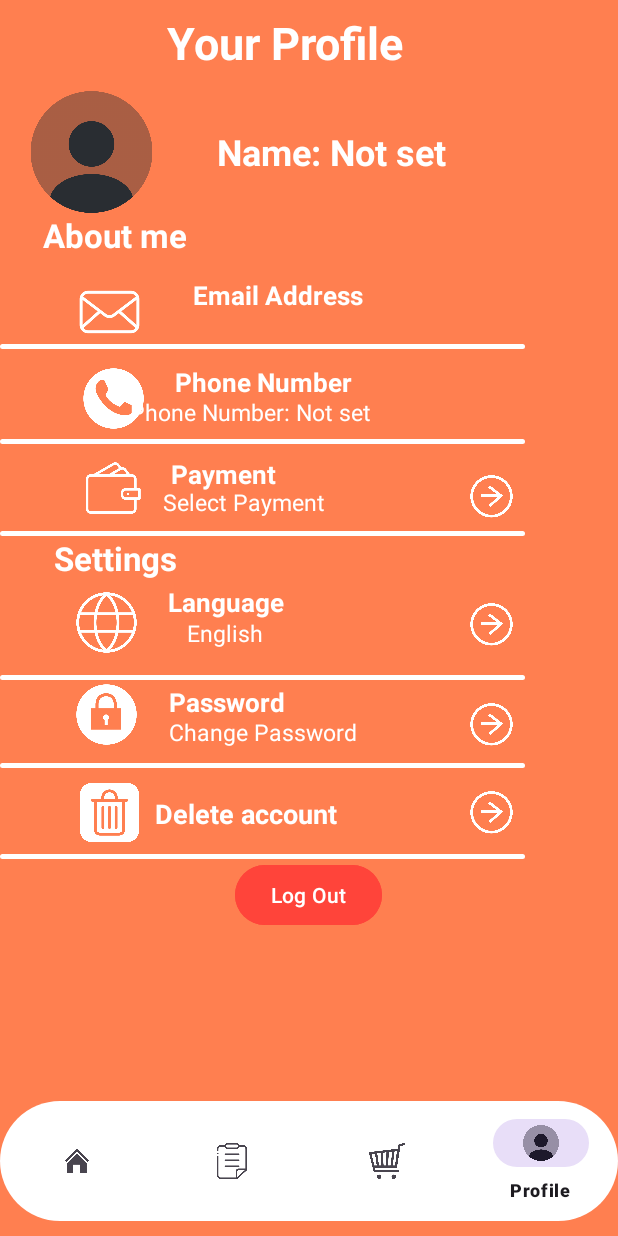
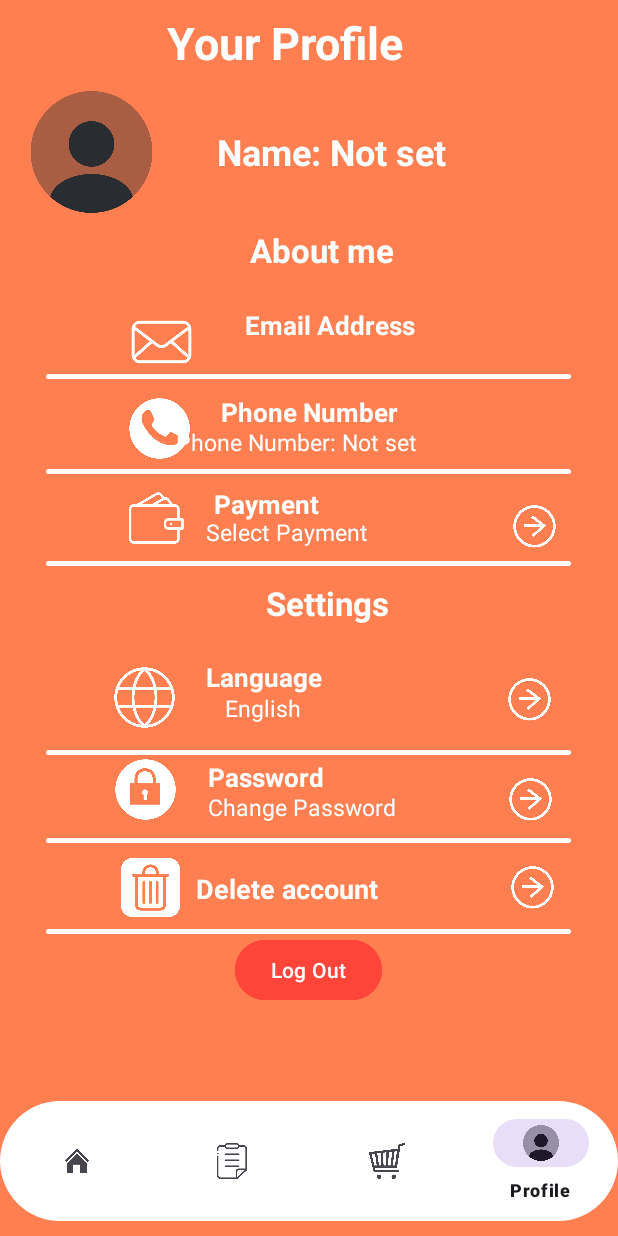
Before and after one commit to AvagyanVache/SkipQ, an Android app: the screen it shows after launch once a user with an empty profile is signed in (HomeActivity), after a tap on an icon or button, on a phone screen of 412 x 824 dp. Run offline under Robolectric (Android 15) with nearby library versions, the phone set to English and light mode, and no system bars; our stand-ins replace Firebase (no records; nobody signed in at launch, a user with empty details on screens opened directly); pictures from the network do not load.

Commit message:
design fix

```diff
--- a/app/src/main/res/layout/fragment_profile.xml
+++ b/app/src/main/res/layout/fragment_profile.xml
@@ -64,6 +64,8 @@
             </LinearLayout>
         <LinearLayout
             android:layout_width="match_parent"
+            android:gravity="center"
+            android:layout_marginTop="10dp"
             android:layout_height="wrap_content">
 
             <TextView
@@ -71,7 +73,7 @@
                 android:layout_width="103dp"
                 android:layout_height="29dp"
                 android:text="About me"
-                android:gravity="center"
+                android:layout_gravity="center"
                 android:layout_marginLeft="25dp"
                 android:textColor="@color/white"
                 android:textSize="22sp"
@@ -80,6 +82,8 @@
             <RelativeLayout
                 android:id="@+id/relative4"
                 android:layout_width="342dp"
+                android:layout_marginTop="10dp"
+                android:layout_gravity="center"
                 android:layout_height="58dp">
 
                 <ImageView
@@ -118,6 +122,7 @@
                 android:id="@+id/imageView13"
                 android:layout_width="350dp"
                 android:layout_height="3dp"
+                android:layout_gravity="center"
                 android:background="@drawable/white_bg" />
 
 
@@ -125,6 +130,7 @@
             <RelativeLayout
                 android:id="@+id/relative3"
                 android:layout_width="350dp"
+                android:layout_gravity="center"
                 android:layout_height="60dp">
 
                 <ImageView
@@ -166,11 +172,13 @@
                 android:id="@+id/imageView19"
                 android:layout_width="350dp"
                 android:layout_height="3dp"
+                android:layout_gravity="center"
                 android:background="@drawable/white_bg" />
 
             <RelativeLayout
                 android:id="@+id/relative2"
                 android:layout_width="354dp"
+                android:layout_gravity="center"
                 android:layout_height="58dp">
 
                 <ImageView
@@ -218,10 +226,13 @@
                 android:id="@+id/imageView1901110"
                 android:layout_width="350dp"
                 android:layout_height="3dp"
+                android:layout_gravity="center"
                 android:background="@drawable/white_bg" />
 
             <LinearLayout
                 android:layout_width="match_parent"
+                android:gravity="center"
+                android:layout_marginTop="10dp"
                 android:layout_height="wrap_content">
 
                 <TextView
@@ -239,6 +250,8 @@
             <RelativeLayout
                 android:id="@+id/relative1"
                 android:layout_width="361dp"
+                android:layout_gravity="center"
+                android:layout_marginTop="20dp"
                 android:layout_height="63dp">
 
                 <ImageView
@@ -286,11 +299,13 @@
                 android:id="@+id/imageView1901"
                 android:layout_width="350dp"
                 android:layout_height="3dp"
+                android:layout_gravity="center"
                 android:background="@drawable/white_bg" />
 
             <RelativeLayout
                 android:id="@+id/relative"
                 android:layout_width="359dp"
+                android:layout_gravity="center"
                 android:layout_height="55dp">
 
                 <ImageView
@@ -337,11 +352,13 @@
                 android:id="@+id/imageView19011"
                 android:layout_width="350dp"
                 android:layout_height="3dp"
+                android:layout_gravity="center"
                 android:background="@drawable/white_bg" />
 
             <RelativeLayout
                 android:id="@+id/relative5"
                 android:layout_width="357dp"
+                android:layout_gravity="center"
                 android:layout_height="57dp">
 
                 <ImageView
@@ -379,6 +396,7 @@
                 android:id="@+id/imageView190111"
                 android:layout_width="350dp"
                 android:layout_height="3dp"
+                android:layout_gravity="center"
                 android:background="@drawable/white_bg" />
 
             <Button
```
Also changed, not shown: app/src/main/res/layout/viewholder_restaurant.xml (+9 -4 lines), app/src/main/res/layout/viewholder_restaurant_item.xml (+8 -7 lines).
